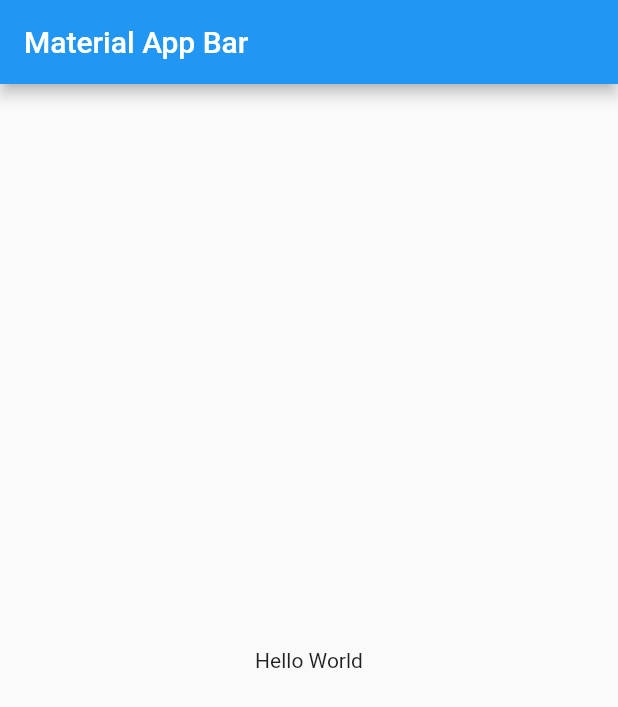
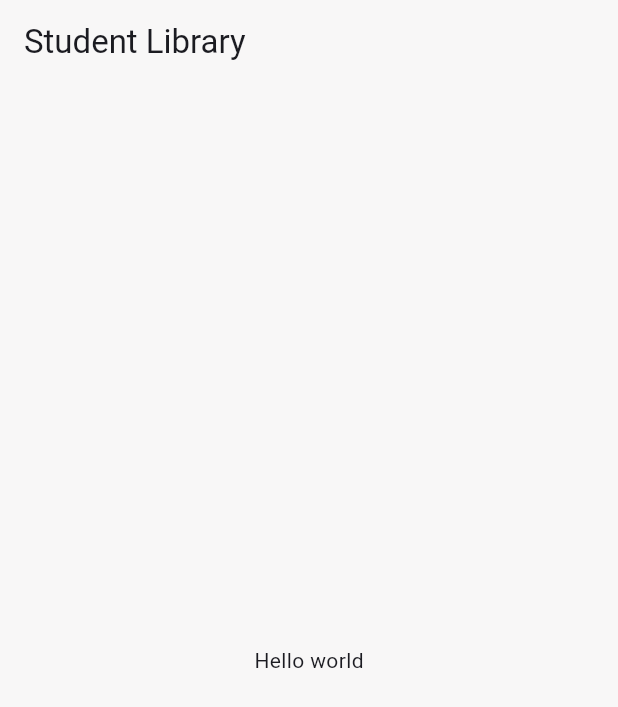
Before and after one commit to carlosJCVC/student-library-app, a Flutter app: the screen it shows after launch, on a phone screen of 412 x 824 dp. Shown: the top 707 px of the screen. Run offline on Flutter 3.47's test engine with Material 2 defaults, Android fonts, the light colour scheme and no system bars; our stand-ins replace go_router.

Commit message:
Config: Added libs and theme to start app.

```diff
--- a/lib/main.dart
+++ b/lib/main.dart
@@ -1,4 +1,6 @@
 import 'package:flutter/material.dart';
+import 'package:student_library_app/src/router/app_router.dart';
+import 'package:student_library_app/src/theme/app_theme.dart';
 
 void main() => runApp(const MyApp());
 
@@ -7,16 +9,11 @@ class MyApp extends StatelessWidget {
 
   @override
   Widget build(BuildContext context) {
-    return MaterialApp(
-      title: 'Material App',
-      home: Scaffold(
-        appBar: AppBar(
-          title: const Text('Material App Bar'),
-        ),
-        body: const Center(
-          child: Text('Hello World'),
-        ),
-      ),
+    return MaterialApp.router(
+      debugShowCheckedModeBanner: false,
+      title: 'Student Library',
+      routerConfig: appRouter,
+      theme: AppTheme().getTheme(),
     );
   }
 }
--- /dev/null
+++ b/lib/src/presentation/screens/home_screen.dart
@@ -0,0 +1,17 @@
+import 'package:flutter/material.dart';
+
+class HomeScreen extends StatelessWidget {
+  const HomeScreen({super.key});
+
+  @override
+  Widget build(BuildContext context) {
+    return Scaffold(
+      appBar: AppBar(
+        title: const Text('Student Library'),
+      ),
+      body: const Center(
+        child: Text('Hello world'),
+      ),
+    );
+  }
+}
--- /dev/null
+++ b/lib/src/presentation/screens/screens.dart
@@ -0,0 +1 @@
+export 'package:student_library_app/src/presentation/screens/home_screen.dart';
--- /dev/null
+++ b/lib/src/router/app_router.dart
@@ -0,0 +1,13 @@
+import 'package:go_router/go_router.dart';
+import 'package:student_library_app/src/presentation/screens/home_screen.dart';
+
+final appRouter = GoRouter(
+  initialLocation: '/',
+  debugLogDiagnostics: true,
+  routes: [
+    GoRoute(
+      path: '/',
+      builder: (context, state) => const HomeScreen(),
+    ),
+  ],
+);
--- /dev/null
+++ b/lib/src/theme/app_theme.dart
@@ -0,0 +1,40 @@
+import 'package:flutter/material.dart';
+
+const List<Color> colors = [
+  Colors.red,
+  Colors.amber,
+  Colors.blue,
+  Colors.orange,
+  Color.fromARGB(255, 27, 230, 71),
+  Color.fromARGB(255, 231, 255, 15),
+  Color.fromARGB(255, 20, 228, 217),
+  Color.fromARGB(255, 228, 54, 244),
+  Color.fromARGB(255, 70, 244, 54),
+  Color.fromARGB(255, 244, 54, 101),
+  Color(0xff424CB8),
+];
+
+const scaffoldBackgroundColor = Color(0xFFF8F7F7);
+
+class AppTheme {
+  ThemeData getTheme() {
+    return ThemeData(
+      //* General Config
+      useMaterial3: true,
+      brightness: Brightness.light,
+      colorSchemeSeed: colors[10],
+
+      //* Texts
+
+      //* Scaffold Background Color
+      scaffoldBackgroundColor: scaffoldBackgroundColor,
+
+      //* Buttons
+
+      //* AppBar
+      appBarTheme: const AppBarTheme(
+        color: scaffoldBackgroundColor,
+      ),
+    );
+  }
+}
```
Also changed, not shown: pubspec.yaml (+14 -2 lines), pubspec.lock, 5 other files.
